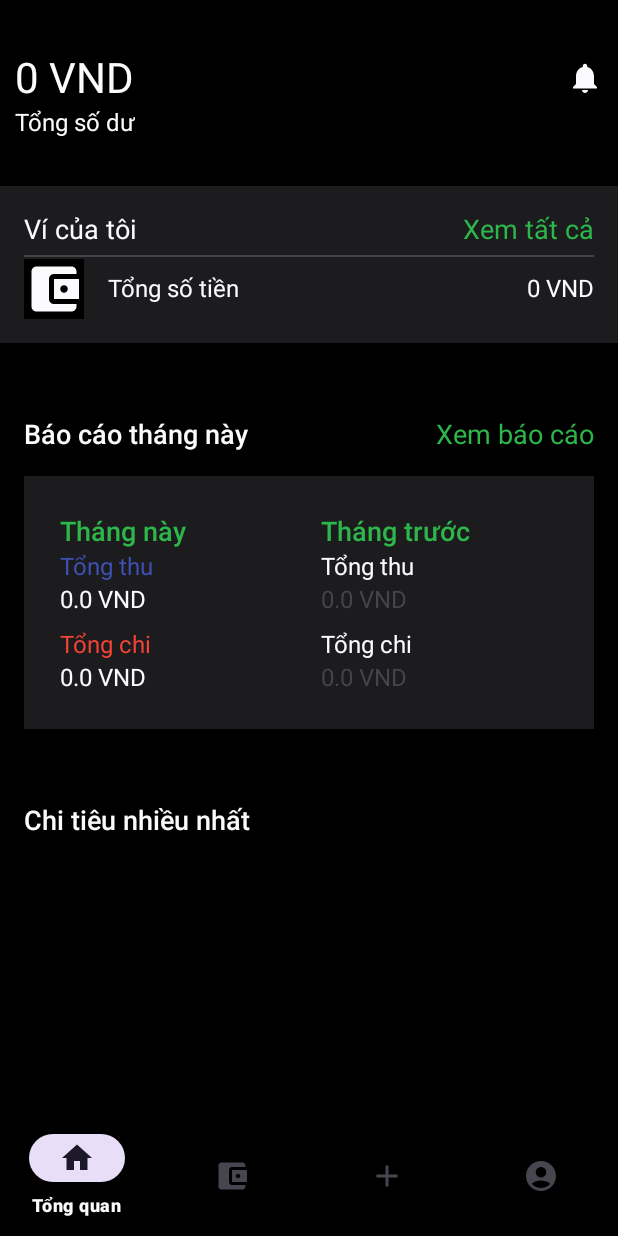
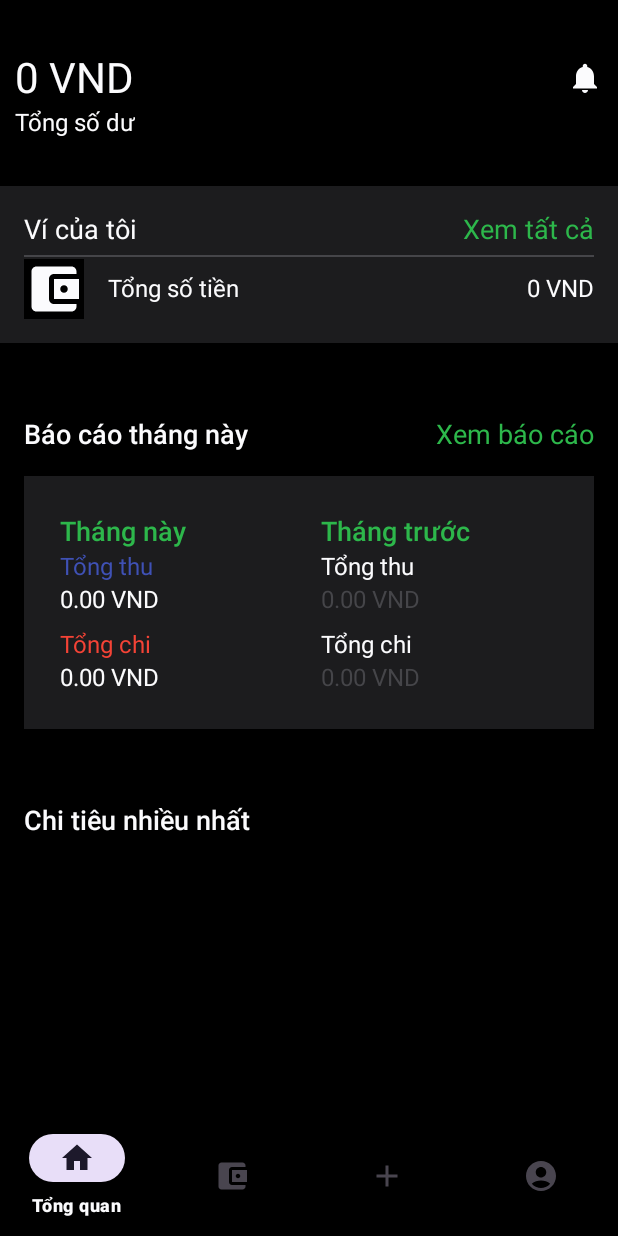
Before and after one commit to tungtran1204/HolaJicap_PRM392, an Android app: the OverviewFragment screen opened directly, with no data from a screen before it, on a phone screen of 412 x 824 dp. Run offline under Robolectric (Android 15) with nearby library versions, the phone set to English and light mode, and no system bars; our stand-ins replace Room's generated code.

Commit message:
fix currency code ui

```diff
--- a/HolaJicap/app/src/main/java/com/example/holajicap/ChooseCurrencyActivity.java
+++ b/HolaJicap/app/src/main/java/com/example/holajicap/ChooseCurrencyActivity.java
@@ -119,6 +119,9 @@ public class ChooseCurrencyActivity extends AppCompatActivity {
         new Thread(() -> {
             try {
                 SharedPreferences sharedPreferences = getSharedPreferences("MyAppPrefs", MODE_PRIVATE);
+                SharedPreferences.Editor editor = sharedPreferences.edit();
+                editor.putString("currencyCode", newSelected.getCurrency_code());
+                editor.apply();
                 int userId = sharedPreferences.getInt("userId", -1);
 
                 if (userId != -1) {
--- a/HolaJicap/app/src/main/java/com/example/holajicap/MyWalletActivity.java
+++ b/HolaJicap/app/src/main/java/com/example/holajicap/MyWalletActivity.java
@@ -66,7 +66,9 @@ public class MyWalletActivity extends AppCompatActivity {
             int balance = (int) wallet.getBalance();
             totalBalance += balance;
         }
-        totalAmountTextView.setText(String.format(Locale.getDefault(), "%,d VND", totalBalance));
+        SharedPreferences sharedPreferences = getSharedPreferences("MyAppPrefs", MODE_PRIVATE);
+        String currencyCode = sharedPreferences.getString("currency_code", "VND");
+        totalAmountTextView.setText(String.format(Locale.getDefault(), "%,d %s", totalBalance, currencyCode));
     }
 
     private void loadWallets() {
--- a/HolaJicap/app/src/main/java/com/example/holajicap/adapter/SpendingAdapter.java
+++ b/HolaJicap/app/src/main/java/com/example/holajicap/adapter/SpendingAdapter.java
@@ -1,6 +1,7 @@
 package com.example.holajicap.adapter;
 
 import android.content.Context;
+import android.content.SharedPreferences;
 import android.view.LayoutInflater;
 import android.view.View;
 import android.view.ViewGroup;
@@ -40,6 +41,8 @@ public class SpendingAdapter extends RecyclerView.Adapter<SpendingAdapter.Spendi
     @Override
     public void onBindViewHolder(@NonNull SpendingViewHolder holder, int position) {
         CategorySpending item = categorySpendingList.get(position);
+        SharedPreferences sharedPreferences = context.getSharedPreferences("MyAppPrefs", Context.MODE_PRIVATE);
+        String currencyCode = sharedPreferences.getString("currency_code", "VND");
 
         // Set category icon based on cateIcon
         int iconResId = context.getResources().getIdentifier(
@@ -55,7 +58,7 @@ public class SpendingAdapter extends RecyclerView.Adapter<SpendingAdapter.Spendi
         holder.categoryNameTextView.setText(item.getCateName());
 
         // Display total amount for the category
-        holder.amountTextView.setText(String.format("%.0f VND", item.getTotalAmount()));
+        holder.amountTextView.setText(String.format("%.0f %s", item.getTotalAmount(), currencyCode));
     }
 
     @Override
--- a/HolaJicap/app/src/main/java/com/example/holajicap/dao/CurrencyDao.java
+++ b/HolaJicap/app/src/main/java/com/example/holajicap/dao/CurrencyDao.java
@@ -19,8 +19,8 @@ public interface CurrencyDao {
     @Query("SELECT * FROM Currency WHERE currency_id = :id")
     Currency getCurrencyById(int id);
 
-
-
+    @Query("SELECT currency_code FROM Currency WHERE currency_id = :currencyId")
+    String getCurrencyCodeById(int currencyId);
 
 
 }
--- a/HolaJicap/app/src/main/java/com/example/holajicap/dao/UserDao.java
+++ b/HolaJicap/app/src/main/java/com/example/holajicap/dao/UserDao.java
@@ -42,5 +42,7 @@ public interface UserDao {
     @Query("UPDATE User SET currency_id = :currencyId WHERE uid = :userId")
     void updateUserCurrency(int userId, int currencyId);
 
+    @Query("SELECT currency_id FROM User WHERE uid = :userId")
+    int getCurrencyIdByUserId(int userId);
 
 }
--- a/HolaJicap/app/src/main/java/com/example/holajicap/fragment/OverviewFragment.java
+++ b/HolaJicap/app/src/main/java/com/example/holajicap/fragment/OverviewFragment.java
@@ -22,10 +22,8 @@ import com.example.holajicap.MonthlyReportActivity;
 import com.example.holajicap.MyWalletActivity;
 import com.example.holajicap.NotificationActivity;
 import com.example.holajicap.R;
-import com.example.holajicap.TransactionRepository;
 import com.example.holajicap.TransactionViewModel;
 import com.example.holajicap.adapter.SpendingAdapter;
-import com.example.holajicap.dao.TransactionDao;
 import com.example.holajicap.db.HolaJicapDatabase;
 import com.example.holajicap.model.CategorySpending;
 import com.example.holajicap.model.Wallet;
@@ -33,7 +31,6 @@ import com.example.holajicap.model.Wallet;
 import java.util.ArrayList;
 import java.util.List;
 import java.util.Locale;
-
 
 public class OverviewFragment extends Fragment {
 
@@ -52,20 +49,20 @@ public class OverviewFragment extends Fragment {
     private TextView textViewExpenditureCurrentMonth;
     private TextView textViewRevenueLastMonth;
     private TextView textViewExpenditureLastMonth;
+    private String currencyCode;
 
     private static final String TAG = "OverviewFragment";
 
-    public OverviewFragment(){
-
-    }
+    public OverviewFragment() {}
 
     @Nullable
     @Override
     public View onCreateView(@NonNull LayoutInflater inflater, @Nullable ViewGroup container, @Nullable Bundle savedInstanceState) {
         SharedPreferences sharedPreferences = getContext().getSharedPreferences("MyAppPrefs", Context.MODE_PRIVATE);
         userId = sharedPreferences.getInt("userId", -1);
-        Log.d("OverviewFragment", "Retrieved current UserId: " + userId);
-        Log.d("OverviewFragment", "UserId: " + userId);
+        currencyCode = sharedPreferences.getString("currency_code", "VND");
+
+        Log.d(TAG, "Retrieved current UserId: " + userId);
 
         // Inflate the layout for this fragment
         View view = inflater.inflate(R.layout.fragment_overview, container, false);
@@ -86,15 +83,14 @@ public class OverviewFragment extends Fragment {
         spendingRecyclerView = view.findViewById(R.id.spendingRecyclerView);
         spendingRecyclerView.setLayoutManager(new LinearLayoutManager(getContext()));
 
-        // khoi tao
+        // Initialize ViewModel
         transactionViewModel = new ViewModelProvider(this, new ViewModelProvider.AndroidViewModelFactory(getActivity().getApplication())).get(TransactionViewModel.class);
 
-        // Ánh xạ các TextView
+        // Initialize TextViews for revenue and expenditure
         textViewRevenueCurrentMonth = view.findViewById(R.id.textViewRevenueCurrentMonth);
         textViewExpenditureCurrentMonth = view.findViewById(R.id.textViewExpenditureCurrentMonth);
         textViewRevenueLastMonth = view.findViewById(R.id.textViewRevenueLastMonth);
         textViewExpenditureLastMonth = view.findViewById(R.id.textViewExpenditureLastMonth);
-
 
         // Initialize adapter with an empty list initially
         spendingAdapter = new SpendingAdapter(getContext(), new ArrayList<>());
@@ -108,7 +104,7 @@ public class OverviewFragment extends Fragment {
         calculateAndDisplayTotalBalance();
         // Load data
         loadTopCategories();
-       // Thiết lập observer cho LiveData
+        // Thiết lập observer cho LiveData
         setupObservers();
 
         refreshData();
@@ -119,28 +115,28 @@ public class OverviewFragment extends Fragment {
         transactionViewModel.getTotalRevenueCurrentMonth(userId).observe(getViewLifecycleOwner(), new Observer<Double>() {
             @Override
             public void onChanged(Double revenue) {
-                textViewRevenueCurrentMonth.setText((revenue != null ? revenue : 0) + " VND" );
+                textViewRevenueCurrentMonth.setText(String.format(Locale.getDefault(), "%.2f %s", revenue != null ? revenue : 0, currencyCode));
             }
         });
 
         transactionViewModel.getTotalExpenditureCurrentMonth(userId).observe(getViewLifecycleOwner(), new Observer<Double>() {
             @Override
             public void onChanged(Double expenditure) {
-                textViewExpenditureCurrentMonth.setText((expenditure != null ? expenditure : 0)+ " VND");
+                textViewExpenditureCurrentMonth.setText(String.format(Locale.getDefault(), "%.2f %s", expenditure != null ? expenditure : 0, currencyCode));
             }
         });
 
         transactionViewModel.getTotalRevenueLastMonth(userId).observe(getViewLifecycleOwner(), new Observer<Double>() {
             @Override
             public void onChanged(Double revenue) {
-                textViewRevenueLastMonth.setText((revenue != null ? revenue : 0) + " VND");
+                textViewRevenueLastMonth.setText(String.format(Locale.getDefault(), "%.2f %s", revenue != null ? revenue : 0, currencyCode));
             }
         });
 
         transactionViewModel.getTotalExpenditureLastMonth(userId).observe(getViewLifecycleOwner(), new Observer<Double>() {
             @Override
             public void onChanged(Double expenditure) {
-                textViewExpenditureLastMonth.setText((expenditure != null ? expenditure : 0) + " VND");
+                textViewExpenditureLastMonth.setText(String.format(Locale.getDefault(), "%.2f %s", expenditure != null ? expenditure : 0, currencyCode));
             }
         });
     }
@@ -151,33 +147,27 @@ public class OverviewFragment extends Fragment {
             int balance = (int) wallet.getBalance();
             totalBalance += balance;
         }
-        totalAmountTextView1.setText(String.format(Locale.getDefault(), "%,d VND", totalBalance));
-        totalAmountTextView2.setText(String.format(Locale.getDefault(), "%,d VND", totalBalance));
+        totalAmountTextView1.setText(String.format(Locale.getDefault(), "%,d %s", totalBalance, currencyCode));
+        totalAmountTextView2.setText(String.format(Locale.getDefault(), "%,d %s", totalBalance, currencyCode));
     }
 
-
     private void loadTopCategories() {
-
-        Log.d("OverviewFragment", "Using userId: " + userId);
+        Log.d(TAG, "Using userId: " + userId);
 
         new Thread(() -> {
-            TransactionDao transactionDao = db.transactionDao();
-
-            List<CategorySpending> topCategories = transactionDao.getTotalAmountPerCategory(userId);
-            Log.d("OverviewFragment", "Top categories loaded from DB: " + (topCategories != null ? topCategories.size() : "null"));
+            List<CategorySpending> topCategories = db.transactionDao().getTotalAmountPerCategory(userId);
+            Log.d(TAG, "Top categories loaded from DB: " + (topCategories != null ? topCategories.size() : "null"));
 
             requireActivity().runOnUiThread(() -> {
                 if (spendingAdapter != null) {
-                    Log.d("OverviewFragment", "Updating adapter with top categories data");
+                    Log.d(TAG, "Updating adapter with top categories data");
                     spendingAdapter.setData(topCategories);
                 } else {
-                    Log.e("OverviewFragment", "spendingAdapter is null, cannot update data");
+                    Log.e(TAG, "spendingAdapter is null, cannot update data");
                 }
             });
         }).start();
     }
-
-
 
     private void openNotificationScreen() {
         Intent intent = new Intent(getActivity(), NotificationActivity.class);
@@ -195,11 +185,10 @@ public class OverviewFragment extends Fragment {
     }
 
     public void refreshData() {
-        Log.d("OverviewFragment", "refreshData() called. Refreshing data in OverviewFragment.");
-
-        // Gọi lại các phương thức tải dữ liệu để làm mới UI
+        Log.d(TAG, "refreshData() called. Refreshing data in OverviewFragment.");
         calculateAndDisplayTotalBalance();
         loadTopCategories();
     }
 
+
 }
--- a/HolaJicap/app/src/main/res/layout/activity_change_password.xml
+++ b/HolaJicap/app/src/main/res/layout/activity_change_password.xml
@@ -22,6 +22,8 @@
             android:orientation="horizontal">
 
             <!-- Back Arrow -->
+
+            <!-- TextView title -->
             <ImageView
                 android:id="@+id/back_arrow"
                 android:layout_width="31dp"
@@ -30,7 +32,6 @@
                 android:contentDescription="Back"
                 android:src="@drawable/ic_arrow_back" />
 
-            <!-- TextView title -->
             <TextView
                 android:layout_width="wrap_content"
                 android:layout_height="wrap_content"
```
Also changed, not shown: HolaJicap/app/src/main/java/com/example/holajicap/ChangePasswordAccountActivity.java (+14 -0 lines).
